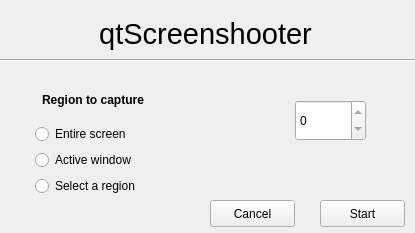
Qt form qtScreenshooterMainWindow.ui (sehnsucht13/qtScreenshooter) before a commit.
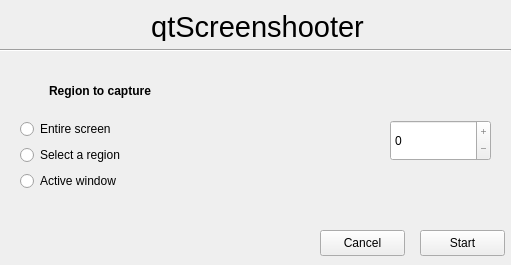
The same form after that commit.

Commit message: Renamed some widgets present in the main window and generated new .py file

The edit to the form file:
```diff
--- a/qtScreenshooterMainWindow.ui
+++ b/qtScreenshooterMainWindow.ui
@@ -6,8 +6,8 @@
    <rect>
     <x>0</x>
     <y>0</y>
-    <width>415</width>
-    <height>233</height>
+    <width>511</width>
+    <height>265</height>
    </rect>
   </property>
   <property name="windowTitle">
@@ -23,62 +23,13 @@
    <enum>QTabWidget::Rounded</enum>
   </property>
   <widget class="QWidget" name="centralwidget">
-   <widget class="QWidget" name="verticalLayoutWidget">
-    <property name="geometry">
-     <rect>
-      <x>30</x>
-      <y>80</y>
-      <width>121</width>
-      <height>121</height>
-     </rect>
-    </property>
-    <layout class="QVBoxLayout" name="verticalLayout">
-     <property name="leftMargin">
-      <number>5</number>
-     </property>
-     <property name="topMargin">
-      <number>2</number>
-     </property>
-     <property name="bottomMargin">
-      <number>5</number>
-     </property>
-     <item>
-      <widget class="QLabel" name="regionToCapLbl">
-       <property name="text">
-        <string>&lt;html&gt;&lt;head/&gt;&lt;body&gt;&lt;p align=&quot;center&quot;&gt;&lt;span style=&quot; font-weight:600;&quot;&gt;Region to capture&lt;/span&gt;&lt;/p&gt;&lt;/body&gt;&lt;/html&gt;</string>
-       </property>
-      </widget>
-     </item>
-     <item>
-      <widget class="QRadioButton" name="capEntireScreenbtn">
-       <property name="text">
-        <string>Entire screen</string>
-       </property>
-      </widget>
-     </item>
-     <item>
-      <widget class="QRadioButton" name="capActiveWindowBtn">
-       <property name="text">
-        <string>Active window</string>
-       </property>
-      </widget>
-     </item>
-     <item>
-      <widget class="QRadioButton" name="capSelectRegionBtn">
-       <property name="text">
-        <string>Select a region</string>
-       </property>
-      </widget>
-     </item>
-    </layout>
-   </widget>
    <widget class="QLabel" name="windowTitleLabel">
     <property name="geometry">
      <rect>
-      <x>0</x>
-      <y>9</y>
-      <width>411</width>
-      <height>51</height>
+      <x>150</x>
+      <y>10</y>
+      <width>215</width>
+      <height>31</height>
      </rect>
     </property>
     <property name="text">
@@ -89,8 +40,8 @@
     <property name="geometry">
      <rect>
       <x>0</x>
-      <y>50</y>
-      <width>421</width>
+      <y>40</y>
+      <width>511</width>
       <height>20</height>
      </rect>
     </property>
@@ -101,10 +52,10 @@
    <widget class="QPushButton" name="startBtn">
     <property name="geometry">
      <rect>
-      <x>320</x>
-      <y>200</y>
+      <x>420</x>
+      <y>230</y>
       <width>85</width>
-      <height>27</height>
+      <height>26</height>
      </rect>
     </property>
     <property name="text">
@@ -114,10 +65,10 @@
    <widget class="QPushButton" name="cancelBtn">
     <property name="geometry">
      <rect>
-      <x>210</x>
-      <y>200</y>
+      <x>320</x>
+      <y>230</y>
       <width>85</width>
-      <height>27</height>
+      <height>26</height>
      </rect>
     </property>
     <property name="text">
@@ -127,22 +78,74 @@
    <widget class="QSpinBox" name="delaySpinBox">
     <property name="geometry">
      <rect>
-      <x>295</x>
-      <y>100</y>
-      <width>71</width>
+      <x>390</x>
+      <y>120</y>
+      <width>101</width>
       <height>41</height>
      </rect>
     </property>
+    <property name="focusPolicy">
+     <enum>Qt::ClickFocus</enum>
+    </property>
+    <property name="toolTip">
+     <string>Select the delay before taking the screenshot or beginning screencast</string>
+    </property>
+    <property name="toolTipDuration">
+     <number>3</number>
+    </property>
+    <property name="layoutDirection">
+     <enum>Qt::LeftToRight</enum>
+    </property>
     <property name="readOnly">
      <bool>true</bool>
     </property>
     <property name="buttonSymbols">
-     <enum>QAbstractSpinBox::UpDownArrows</enum>
+     <enum>QAbstractSpinBox::PlusMinus</enum>
     </property>
     <property name="maximum">
      <number>60</number>
     </property>
    </widget>
+   <widget class="QWidget" name="verticalLayoutWidget">
+    <property name="geometry">
+     <rect>
+      <x>20</x>
+      <y>70</y>
+      <width>160</width>
+      <height>121</height>
+     </rect>
+    </property>
+    <layout class="QVBoxLayout" name="verticalLayout">
+     <item>
+      <widget class="QLabel" name="regionToCapLbl">
+       <property name="text">
+        <string>&lt;html&gt;&lt;head/&gt;&lt;body&gt;&lt;p align=&quot;center&quot;&gt;&lt;span style=&quot; font-weight:600;&quot;&gt;Region to capture&lt;/span&gt;&lt;/p&gt;&lt;/body&gt;&lt;/html&gt;</string>
+       </property>
+      </widget>
+     </item>
+     <item>
+      <widget class="QRadioButton" name="capEntireScrnRadBtn">
+       <property name="text">
+        <string>Entire screen</string>
+       </property>
+      </widget>
+     </item>
+     <item>
+      <widget class="QRadioButton" name="capSelectRgnRadBtn">
+       <property name="text">
+        <string>Select a region</string>
+       </property>
+      </widget>
+     </item>
+     <item>
+      <widget class="QRadioButton" name="capActiveWndRadBtn">
+       <property name="text">
+        <string>Active window</string>
+       </property>
+      </widget>
+     </item>
+    </layout>
+   </widget>
   </widget>
  </widget>
  <resources/>
```
The commit also changes 1 other file.
